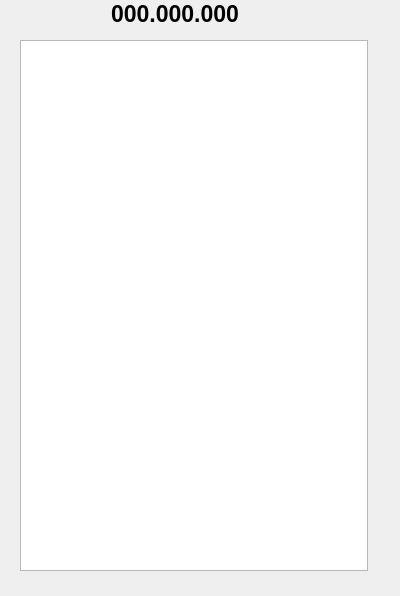
The window that mqt/MqtLogger/bandmapclientframe.ui (Rsclub22/Minos2-Mirror) describes before a commit, drawn with Qt 5.
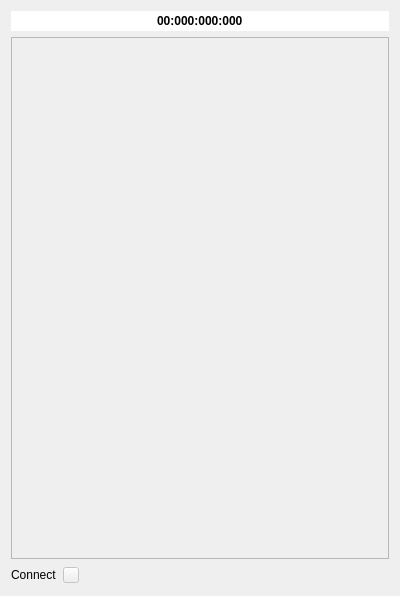
The same window after the commit.

Diff of the .ui file:
```diff
--- a/mqt/MqtLogger/bandmapclientframe.ui
+++ b/mqt/MqtLogger/bandmapclientframe.ui
@@ -13,39 +13,93 @@
   <property name="windowTitle">
    <string>Frame</string>
   </property>
-  <widget class="QGraphicsView" name="bandmapView">
-   <property name="geometry">
-    <rect>
-     <x>20</x>
-     <y>40</y>
-     <width>348</width>
-     <height>531</height>
-    </rect>
-   </property>
-  </widget>
-  <widget class="QLabel" name="radioFreq">
-   <property name="geometry">
-    <rect>
-     <x>90</x>
-     <y>0</y>
-     <width>170</width>
-     <height>28</height>
-    </rect>
-   </property>
-   <property name="font">
-    <font>
-     <pointsize>17</pointsize>
-     <weight>75</weight>
-     <bold>true</bold>
-    </font>
-   </property>
-   <property name="text">
-    <string>000.000.000</string>
-   </property>
-   <property name="alignment">
-    <set>Qt::AlignCenter</set>
-   </property>
-  </widget>
+  <layout class="QVBoxLayout" name="verticalLayout">
+   <item>
+    <widget class="QLineEdit" name="freqDisplay">
+     <property name="font">
+      <font>
+       <weight>75</weight>
+       <bold>true</bold>
+      </font>
+     </property>
+     <property name="text">
+      <string>00:000:000:000</string>
+     </property>
+     <property name="maxLength">
+      <number>20</number>
+     </property>
+     <property name="frame">
+      <bool>false</bool>
+     </property>
+     <property name="alignment">
+      <set>Qt::AlignCenter</set>
+     </property>
+     <property name="readOnly">
+      <bool>true</bool>
+     </property>
+    </widget>
+   </item>
+   <item>
+    <widget class="QScrollArea" name="bandmapScrollArea">
+     <property name="widgetResizable">
+      <bool>true</bool>
+     </property>
+     <widget class="QWidget" name="scrollAreaWidgetContents">
+      <property name="geometry">
+       <rect>
+        <x>0</x>
+        <y>0</y>
+        <width>380</width>
+        <height>522</height>
+       </rect>
+      </property>
+     </widget>
+    </widget>
+   </item>
+   <item>
+    <layout class="QHBoxLayout" name="horizontalLayout">
+     <item>
+      <widget class="QLabel" name="label">
+       <property name="text">
+        <string>Connect</string>
+       </property>
+      </widget>
+     </item>
+     <item>
+      <widget class="QPushButton" name="statusIndicator">
+       <property name="enabled">
+        <bool>false</bool>
+       </property>
+       <property name="maximumSize">
+        <size>
+         <width>16</width>
+         <height>16</height>
+        </size>
+       </property>
+       <property name="focusPolicy">
+        <enum>Qt::NoFocus</enum>
+       </property>
+       <property name="text">
+        <string/>
+       </property>
+      </widget>
+     </item>
+     <item>
+      <spacer name="horizontalSpacer">
+       <property name="orientation">
+        <enum>Qt::Horizontal</enum>
+       </property>
+       <property name="sizeHint" stdset="0">
+        <size>
+         <width>40</width>
+         <height>20</height>
+        </size>
+       </property>
+      </spacer>
+     </item>
+    </layout>
+   </item>
+  </layout>
  </widget>
  <resources/>
  <connections/>
```
